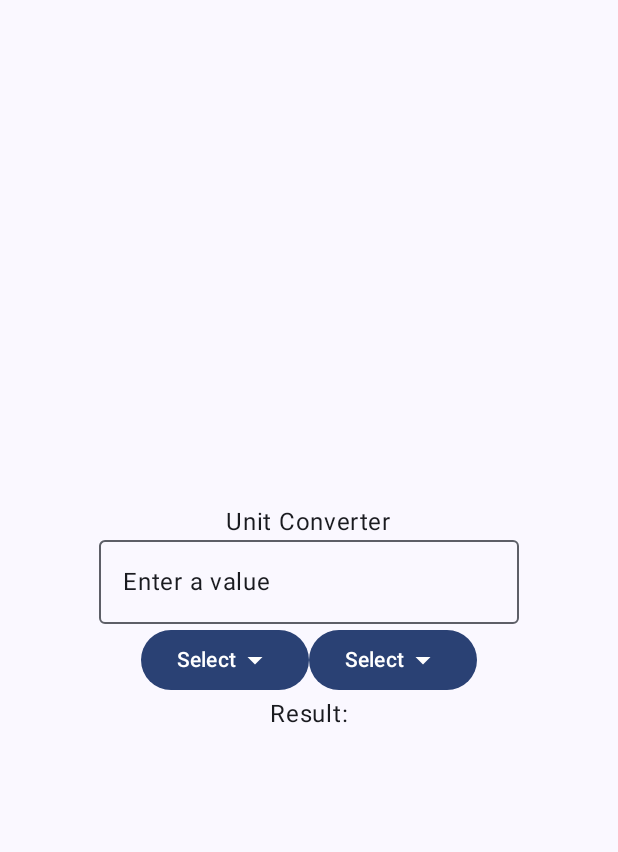
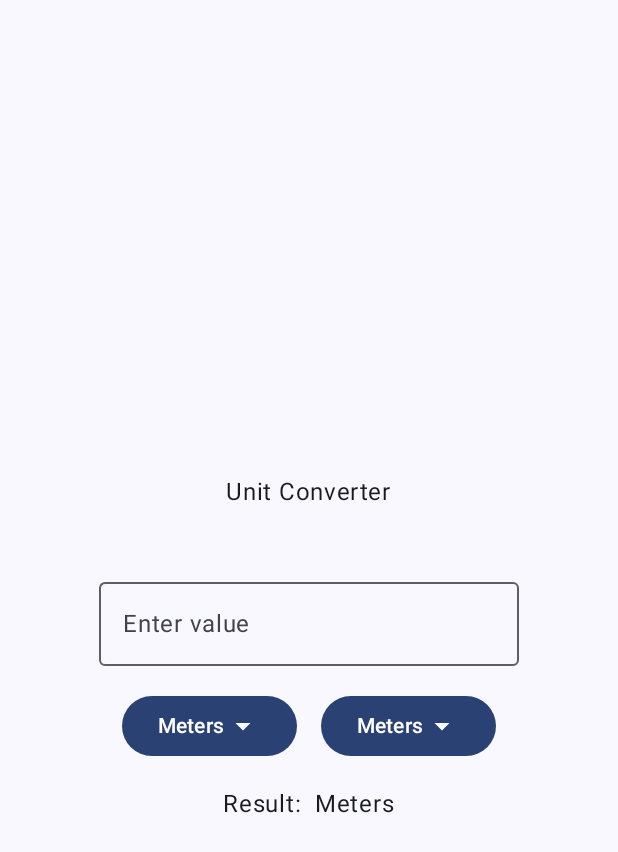
Before and after one commit to siddhantkudale18/UnitConverter1, an Android app built with Jetpack Compose: the screen it shows after launch (MainActivity), on a phone screen of 412 x 824 dp. Shown: the top 852 px of the screen. Run offline under Robolectric (Android 15) with nearby library versions, the phone set to English and light mode, and no system bars.

Commit message:
Completed the project and added final updates

```diff
--- a/app/src/main/java/com/example/unitconverter1/MainActivity.kt
+++ b/app/src/main/java/com/example/unitconverter1/MainActivity.kt
@@ -9,21 +9,32 @@ import androidx.compose.foundation.layout.Arrangement
 import androidx.compose.foundation.layout.Box
 import androidx.compose.foundation.layout.Column
 import androidx.compose.foundation.layout.Row
+import androidx.compose.foundation.layout.Spacer
 import androidx.compose.foundation.layout.fillMaxSize
+import androidx.compose.foundation.layout.height
 import androidx.compose.foundation.layout.padding
+import androidx.compose.foundation.layout.width
 import androidx.compose.material.icons.Icons
 import androidx.compose.material.icons.filled.ArrowDropDown
 import androidx.compose.material3.Button
+import androidx.compose.material3.DropdownMenu
+import androidx.compose.material3.DropdownMenuItem
 import androidx.compose.material3.Icon
 import androidx.compose.material3.OutlinedTextField
 import androidx.compose.material3.Scaffold
 import androidx.compose.material3.Text
 import androidx.compose.runtime.Composable
+import androidx.compose.runtime.getValue
+import androidx.compose.runtime.mutableStateOf
+import androidx.compose.runtime.remember
+import androidx.compose.runtime.setValue
 import androidx.compose.ui.Alignment
 import androidx.compose.ui.Modifier
 import androidx.compose.ui.platform.LocalContext
 import androidx.compose.ui.tooling.preview.Preview
+import androidx.compose.ui.unit.dp
 import com.example.unitconverter1.ui.theme.UnitConverter1Theme
+import kotlin.math.roundToInt
 
 class MainActivity : ComponentActivity() {
     override fun onCreate(savedInstanceState: Bundle?) {
@@ -44,34 +55,145 @@ class MainActivity : ComponentActivity() {
 
 @Composable
 fun UnitConverter() {
+
+    var inputValue by remember { mutableStateOf("") }
+    var outputValue by remember { mutableStateOf("") }
+    var inputUnit by remember { mutableStateOf("Meters") }
+    var outputUnit by remember { mutableStateOf("Meters") }
+    var iExpanded by remember { mutableStateOf(false) }
+    var oExpanded by remember { mutableStateOf(false) }
+
+    val conversionFactor = remember { mutableStateOf(1.00) }
+    val oConversionFactor = remember { mutableStateOf(1.00) }
+
+    fun convertUnits(){
+        // ?: --> elvis operator
+        val inputValueDouble = inputValue.toDoubleOrNull() ?: 0.0
+        val result = (inputValueDouble * conversionFactor.value * 100.0 / oConversionFactor.value).roundToInt() / 100.0
+        outputValue = result.toString()
+    }
+
     Column (
         modifier = Modifier.fillMaxSize(),
         verticalArrangement = Arrangement.Center,
         horizontalAlignment = Alignment.CenterHorizontally
     ){
         // Here all th UI elements will be stacked below each other
-        Text("Unit Converter")
-        OutlinedTextField(value = "Enter a value", onValueChange = {})
+        Text("Unit Converter", modifier = Modifier.padding(40.dp))
+        //Spacer(modifier = Modifier.height(16.dp))
+        OutlinedTextField(
+            value = inputValue,
+            onValueChange = {
+                inputValue = it
+                convertUnits()
+            },
+            label = {Text("Enter value")}
+        )
+        Spacer(modifier = Modifier.height(16.dp))
 
         Row {
+            // Input Box
             Box{
-                Button(onClick = {}) {
-                    Text("Select")
+                // Input Button
+                Button(onClick = { iExpanded = true }) {
+                    Text(text = inputUnit)
                     Icon(Icons.Default.ArrowDropDown,
                         contentDescription = "Arrow Down")
                 }
+                DropdownMenu(expanded = iExpanded, onDismissRequest = { iExpanded = false }) {
+                    DropdownMenuItem(
+                        text = {Text("Centimeteres")},
+                        onClick = {
+                            iExpanded = false
+                            inputUnit = "Centimeters"
+                            conversionFactor.value = 0.01
+                            convertUnits()
+                        }
+                    )
+                    DropdownMenuItem(
+                        text = {Text("Meters")},
+                        onClick = {
+                            iExpanded = false
+                            inputUnit = "Meters"
+                            conversionFactor.value = 1.0
+                            convertUnits()
+                        }
+                    )
+                    DropdownMenuItem(
+                        text = {Text("Feet")},
+                        onClick = {
+                            iExpanded = false
+                            inputUnit = "Feet"
+                            conversionFactor.value = 0.3048
+                            convertUnits()
+                        }
+                    )
+                    DropdownMenuItem(
+                        text = {Text("Milimeters")},
+                        onClick = {
+                            iExpanded = false
+                            inputUnit = "Milimeters"
+                            conversionFactor.value = 0.001
+                            convertUnits()
+                        }
+                    )
+                }
             }
+            Spacer(modifier = Modifier.height(16.dp))
+            Spacer(modifier = Modifier.width(16.dp))
+            // Output Box
             Box{
-                Button(onClick = {}) {
-                    Text("Select")
+                // Output Button
+                Button(onClick = {oExpanded = true}) {
+                    Text(text = outputUnit)
                     Icon(Icons.Default.ArrowDropDown,
                         contentDescription = "Arrow Down")
                 }
+                DropdownMenu(expanded = oExpanded, onDismissRequest = { oExpanded = false}) {
+                    DropdownMenuItem(
+                        text = {Text("Centimeteres")},
+                        onClick = {
+                            iExpanded = false
+                            outputUnit = "Centimeteres"
+                            oConversionFactor.value = 0.01
+                            convertUnits()
+                        }
+                    )
+                    DropdownMenuItem(
+                        text = {Text("Meters")},
+                        onClick = {
+                            iExpanded = false
+                            outputUnit = "Meters"
+                            oConversionFactor.value = 1.00
+                            convertUnits()
+                        }
+                    )
+                    DropdownMenuItem(
+                        text = {Text("Feet")},
+                        onClick = {
+                            iExpanded = false
+                            outputUnit = "Feet"
+                            oConversionFactor.value = 0.3048
+                            convertUnits()
+                        }
+                    )
+                    DropdownMenuItem(
+                        text = {Text("Milimeters")},
+                        onClick = {
+                            iExpanded = false
+                            outputUnit = "Milimeters"
+                            oConversionFactor.value = 0.001
+                            convertUnits()
+                        }
+                    )
+                }
             }
+            Spacer(modifier = Modifier.height(16.dp))
             // Here all th UI elements will be stacked below each other
 
         }
-        Text("Result:")
+        Spacer(modifier = Modifier.height(16.dp))
+        Text("Result: $outputValue $outputUnit")
     }
 
 
```
